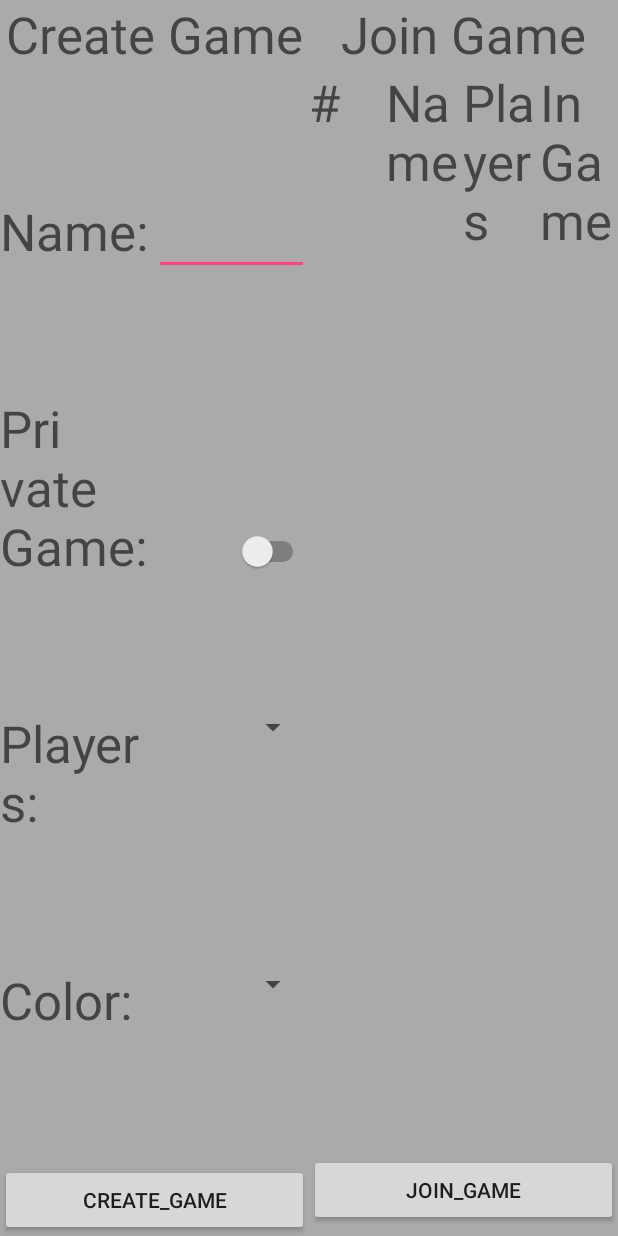
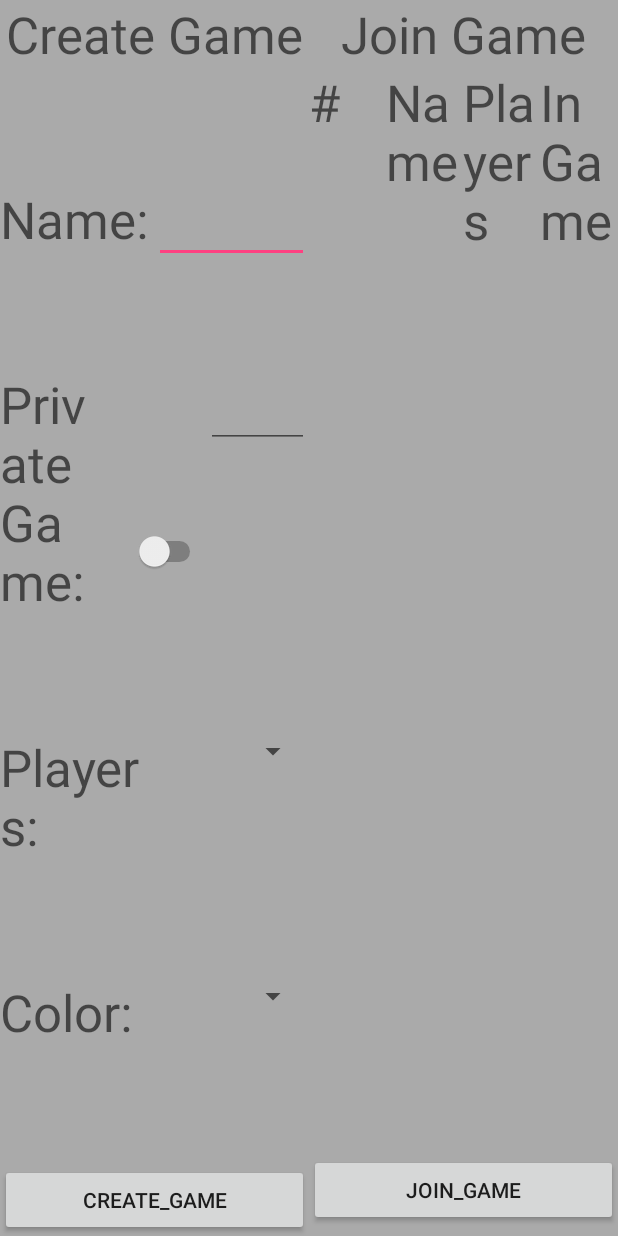
Before and after one commit to DavidROwen/TicketToRideGame, an Android app: the layout activity_join.xml on its own in the app's theme, with its tools: preview values and no code run, on a phone screen of 412 x 824 dp. Run offline under Robolectric (Android 15) with nearby library versions, the phone set to English and light mode, and no system bars.

Commit message:
updated Lobbyviews

```diff
--- a/app/src/main/res/layout/activity_join.xml
+++ b/app/src/main/res/layout/activity_join.xml
@@ -65,6 +65,14 @@
                 android:layout_height="wrap_content"
                 android:layout_gravity="center"
                 android:layout_weight="1" />
+
+            <EditText
+                android:id="@+id/textField"
+                android:layout_width="0dp"
+                android:layout_height="wrap_content"
+                android:layout_weight="1"
+                android:inputType="textPersonName"
+                android:textColor="@android:color/darker_gray"/>
 
         </LinearLayout>
 
```
Also changed, not shown: app/src/main/java/ticket/com/tickettoridegames/client/view/JoinActivity.java (+17 -1 lines).
